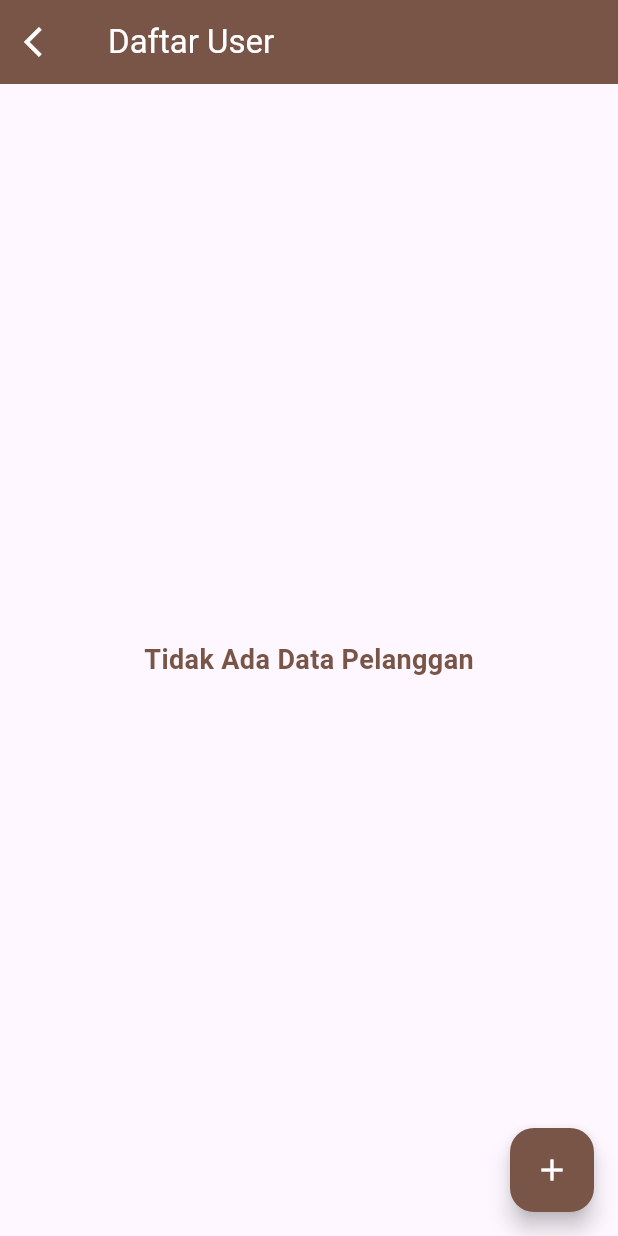
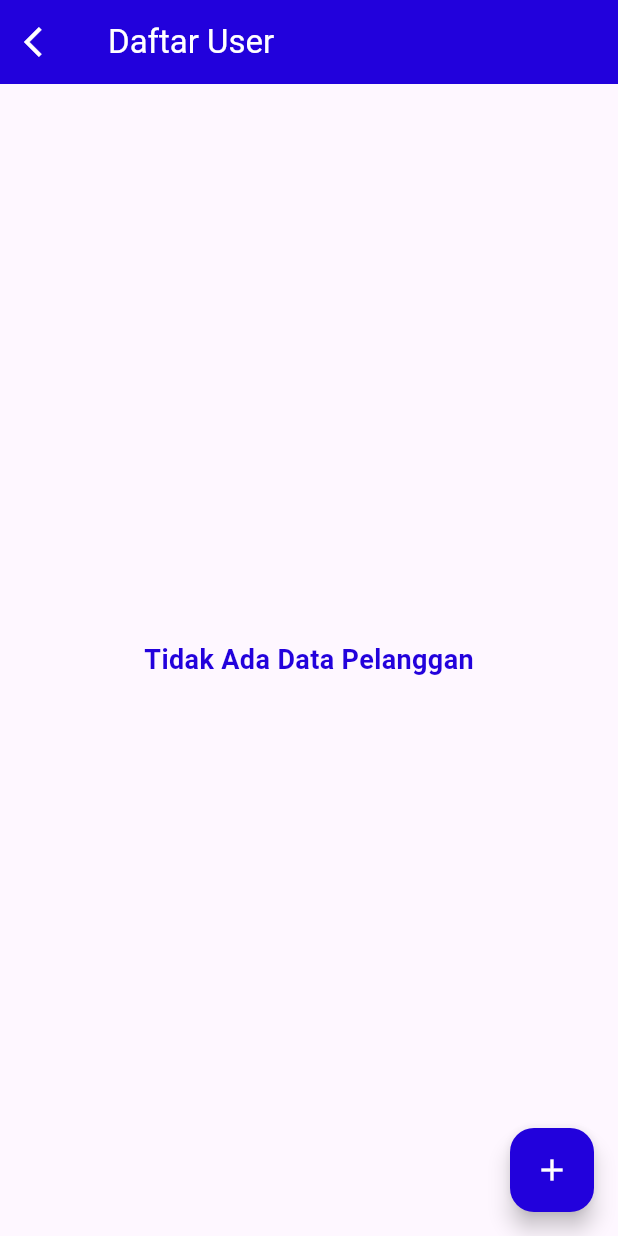
Before and after one commit to Suferdiferdi2007/ukk_2025, a Flutter app: the HomePage screen opened directly, in the side drawer, after a tap on "User", on a phone screen of 412 x 824 dp. Run offline on Flutter 3.47's test engine with Material 3 defaults, Android fonts, the phone set to English and light mode, and no system bars; our stand-ins replace printing, supabase_flutter; accounts and stored records are empty.

Commit message:
penjualan

```diff
--- a/lib/detail/index_detail.dart
+++ b/lib/detail/index_detail.dart
@@ -60,8 +60,8 @@ class _IndexDetailState extends State<IndexDetail> {
               controller: cariController,
               decoration: InputDecoration(
                 labelText: "Cari Detail...",
-                labelStyle: const TextStyle(color: Colors.brown),
-                prefixIcon: const Icon(Icons.search, color: Colors.brown),
+                labelStyle: const TextStyle(color: Color.fromARGB(255, 34, 1, 220)),
+                prefixIcon: const Icon(Icons.search, color: Color.fromARGB(255, 34, 1, 220)),
                 border: OutlineInputBorder(borderRadius: BorderRadius.circular(10)),
               ),
             ),
@@ -74,7 +74,7 @@ class _IndexDetailState extends State<IndexDetail> {
                       style: TextStyle(
                         fontSize: 18,
                         fontWeight: FontWeight.bold,
-                        color: Colors.brown,
+                        color: Color.fromARGB(255, 34, 1, 220),
                       ),
                     ),
                   )
@@ -84,7 +84,7 @@ class _IndexDetailState extends State<IndexDetail> {
                     itemBuilder: (context, index) {
                       final detail = filteredDetailList[index];
                       return Card(
-                        color: Colors.brown,
+                        color: Color.fromARGB(255, 34, 1, 220),
                         elevation: 2, // Mengurangi shadow agar lebih kecil
                         margin: const EdgeInsets.symmetric(vertical: 4), // Mengurangi jarak antar card
                         shape: RoundedRectangleBorder(borderRadius: BorderRadius.circular(8)), // Card lebih kecil
--- a/lib/home_page.dart
+++ b/lib/home_page.dart
@@ -33,7 +33,7 @@ class _HomePageState extends State<HomePage> {
   Widget build(BuildContext context) {
     return Scaffold(
       appBar: AppBar(
-        backgroundColor: Colors.brown.shade800,
+        backgroundColor: Color.fromARGB(230, 41, 3, 255),
         iconTheme: const IconThemeData(color: Colors.white),
         title: const Text(
           'Bubblelicious Cafe',
@@ -44,7 +44,7 @@ class _HomePageState extends State<HomePage> {
         child: Column(
           children: [
             DrawerHeader(
-              decoration: BoxDecoration(color: Colors.brown.shade800),
+              decoration: BoxDecoration(color: Color.fromARGB(255, 34, 1, 220)),
               child: ListTile(
                 leading: const Icon(Icons.arrow_back_ios, color: Colors.white),
                 title: const Text(
@@ -55,8 +55,8 @@ class _HomePageState extends State<HomePage> {
               ),
             ),
             ListTile(
-              leading: Icon(Icons.people, color: Colors.brown.shade800),
-              title: Text('User', style: TextStyle(color: Colors.brown.shade800)),
+              leading: Icon(Icons.people, color: Color.fromARGB(255, 34, 1, 220)),
+              title: Text('User', style: TextStyle(color: Color.fromARGB(255, 34, 1, 220))),
               onTap: () {
                 Navigator.push(
                   context,
@@ -65,8 +65,8 @@ class _HomePageState extends State<HomePage> {
               },
             ),
             ListTile(
-              leading: Icon(Icons.logout, color: Colors.brown.shade800),
-              title: Text('Logout', style: TextStyle(color: Colors.brown.shade800)),
+              leading: Icon(Icons.logout, color: Color.fromARGB(255, 34, 1, 220)),
+              title: Text('Logout', style: TextStyle(color: Color.fromARGB(255, 34, 1, 220))),
               onTap: () {
                 Navigator.pushAndRemoveUntil(
                   context,
@@ -87,7 +87,7 @@ class _HomePageState extends State<HomePage> {
         currentIndex: selectedIndex,
         onTap: onTabTapped,
         selectedItemColor: Colors.white,
-        backgroundColor: Colors.brown.shade800,
+        backgroundColor: Color.fromARGB(255, 34, 1, 220),
         unselectedItemColor: Colors.white70,
         items: const [
           BottomNavigationBarItem(icon: Icon(Icons.folder), label: 'Detail Penjualan'),
--- a/lib/pelanggan/index_pelanggan.dart
+++ b/lib/pelanggan/index_pelanggan.dart
@@ -83,8 +83,8 @@ class _IndexPelangganState extends State<IndexPelanggan> {
               controller: cari,
               decoration: InputDecoration(
                 labelText: "Cari Pelanggan...",
-                labelStyle: const TextStyle(color: Colors.brown),
-                prefixIcon: const Icon(Icons.search, color: Colors.brown),
+                labelStyle: const TextStyle(color: Color.fromARGB(255, 34, 1, 220)),
+                prefixIcon: const Icon(Icons.search, color: Color.fromARGB(255, 34, 1, 220)),
                 border:
                     OutlineInputBorder(borderRadius: BorderRadius.circular(10)),
               ),
@@ -98,7 +98,7 @@ class _IndexPelangganState extends State<IndexPelanggan> {
                       style: TextStyle(
                           fontSize: 18,
                           fontWeight: FontWeight.bold,
-                          color: Colors.brown),
+                          color: Color.fromARGB(255, 34, 1, 220)),
                     ),
                   )
                 : ListView.builder(
@@ -107,7 +107,7 @@ class _IndexPelangganState extends State<IndexPelanggan> {
                     itemBuilder: (context, index) {
                       final p = mencariPelanggan[index];
                       return Card(
-                        color: Colors.brown,
+                        color: Color.fromARGB(255, 34, 1, 220),
                         elevation: 4,
                         margin: const EdgeInsets.symmetric(vertical: 8),
                         shape: RoundedRectangleBorder(
@@ -135,7 +135,7 @@ class _IndexPelangganState extends State<IndexPelanggan> {
                             mainAxisSize: MainAxisSize.min,
                             children: [
                               IconButton(
-                                icon: const Icon(Icons.edit, color: Colors.blue),
+                                icon: const Icon(Icons.edit, color: Color.fromARGB(255, 18, 158, 0)),
                                 onPressed: () => Navigator.push(
                                   context,
                                   MaterialPageRoute(
@@ -160,7 +160,7 @@ class _IndexPelangganState extends State<IndexPelanggan> {
       floatingActionButton: FloatingActionButton(
         onPressed: () => Navigator.push(context,
             MaterialPageRoute(builder: (context) => const InsertPelanggan())),
-        backgroundColor: Colors.brown,
+        backgroundColor: Color.fromARGB(255, 34, 1, 220),
         child: const Icon(Icons.add, color: Colors.white),
       ),
     );
--- a/lib/penjualan/index_penjualan.dart
+++ b/lib/penjualan/index_penjualan.dart
@@ -92,9 +92,9 @@ class _IndexPenjualanState extends State<IndexPenjualan> {
               decoration: InputDecoration(
                 labelText: "Cari Penjualan...",
                 labelStyle:
-                    const TextStyle(color: Colors.brown),
+                    const TextStyle(color: Color.fromARGB(255, 34, 1, 220)),
                 prefixIcon: const Icon(Icons.search,
-                    color: Colors.brown),
+                    color: Color.fromARGB(255, 34, 1, 220)),
                 border:
                     OutlineInputBorder(borderRadius: BorderRadius.circular(10)),
               ),
@@ -108,7 +108,7 @@ class _IndexPenjualanState extends State<IndexPenjualan> {
                       style: TextStyle(
                           fontSize: 18,
                           fontWeight: FontWeight.bold,
-                          color: Colors.brown),
+                          color: Color.fromARGB(255, 34, 1, 220)),
                     ),
                   )
                 : ListView.builder(
@@ -120,7 +120,7 @@ class _IndexPenjualanState extends State<IndexPenjualan> {
                           pen['pelanggan']?['NamaPelanggan'] ?? 'Tidak tersedia';
 
                       return Card(
-                        color: Colors.brown,
+                        color: Color.fromARGB(255, 34, 1, 220),
                         elevation: 4,
                         margin: const EdgeInsets.symmetric(vertical: 8),
                         shape: RoundedRectangleBorder(
@@ -132,7 +132,7 @@ class _IndexPenjualanState extends State<IndexPenjualan> {
                               Checkbox(
                                 value: dipilihItem[index],
                                 activeColor: Colors.white,
-                                checkColor: Colors.brown,
+                                checkColor: Color.fromARGB(255, 34, 1, 220),
                                 side: const BorderSide(color: Colors.white, width: 2),
                                 onChanged: (bool? value) {
                                   setState(() {
@@ -200,7 +200,7 @@ class _IndexPenjualanState extends State<IndexPenjualan> {
                 },
                 child: const Text('Checkout',
                     style: TextStyle(
-                        fontSize: 18, color: Colors.brown)),
+                        fontSize: 18, color: Color.fromARGB(255, 34, 1, 220))),
               ),
             ),
         ],
--- a/lib/penjualan/struk.dart
+++ b/lib/penjualan/struk.dart
@@ -28,7 +28,7 @@ class Struk extends StatelessWidget {
           children: [
             pw.Center(
               child: pw.Text(
-                'Bubblelicious Cafe',
+                'Toko Alat Pancing',
                 style: pw.TextStyle(fontSize: 18, fontWeight: pw.FontWeight.bold),
               ),
             ),
@@ -98,7 +98,7 @@ class Struk extends StatelessWidget {
 
     await Printing.sharePdf(
       bytes: await pdf.save(),
-      filename: 'Bubblelicious Cafe.pdf',
+      filename: 'Toko Alat Pancing.pdf',
     );
   }
 
--- a/lib/produk/index_produk.dart
+++ b/lib/produk/index_produk.dart
@@ -84,8 +84,8 @@ class _IndexProdukState extends State<IndexProduk> {
               controller: cariController,
               decoration: InputDecoration(
                 labelText: "Cari Produk...",
-                labelStyle: const TextStyle(color: Colors.brown),
-                prefixIcon: const Icon(Icons.search, color: Colors.brown),
+                labelStyle: const TextStyle(color: Color.fromARGB(255, 34, 1, 220)),
+                prefixIcon: const Icon(Icons.search, color: Color.fromARGB(255, 34, 1, 220)),
                 border: OutlineInputBorder(borderRadius: BorderRadius.circular(10)),
               ),
             ),
@@ -95,7 +95,7 @@ class _IndexProdukState extends State<IndexProduk> {
                 ? const Center(
                     child: Text(
                       'Tidak Ada Data Produk',
-                      style: TextStyle(fontSize: 18, fontWeight: FontWeight.bold, color: Colors.brown),
+                      style: TextStyle(fontSize: 18, fontWeight: FontWeight.bold, color: Color.fromARGB(255, 34, 1, 220)),
                     ),
                   )
                 : ListView.builder(
@@ -106,7 +106,7 @@ class _IndexProdukState extends State<IndexProduk> {
                       return GestureDetector(
                         onTap: () => Navigator.push(context, MaterialPageRoute(builder: (context) => Order(produk: p))),
                         child: Card(
-                          color: Colors.brown,
+                          color: Color.fromARGB(255, 34, 1, 220),
                           elevation: 4,
                           margin: const EdgeInsets.symmetric(vertical: 8),
                           shape: RoundedRectangleBorder(borderRadius: BorderRadius.circular(12)),
@@ -126,7 +126,7 @@ class _IndexProdukState extends State<IndexProduk> {
                               mainAxisSize: MainAxisSize.min,
                               children: [
                                 IconButton(
-                                  icon: const Icon(Icons.edit, color: Colors.blue),
+                                  icon: const Icon(Icons.edit, color: Color.fromARGB(255, 18, 158, 0)),
                                   onPressed: () => Navigator.push(context, MaterialPageRoute(builder: (context) => UpdateProduk(ProdukID: p['ProdukID'] ?? 0))),
                                 ),
                                 IconButton(
@@ -145,7 +145,7 @@ class _IndexProdukState extends State<IndexProduk> {
       ),
       floatingActionButton: FloatingActionButton(
         onPressed: () => Navigator.push(context, MaterialPageRoute(builder: (context) => const InsertProduk())),
-        backgroundColor: Colors.brown,
+        backgroundColor: Color.fromARGB(255, 34, 1, 220),
         child: const Icon(Icons.add, color: Colors.white),
       ),
     );
--- a/lib/user/index_user.dart
+++ b/lib/user/index_user.dart
@@ -62,7 +62,7 @@ class _IndexUserState extends State<IndexUser> {
   Widget build(BuildContext context) {
     return Scaffold(
       appBar: AppBar(
-        backgroundColor: Colors.brown,
+        backgroundColor: Color.fromARGB(255, 34, 1, 220),
         title: const Text("Daftar User", style: TextStyle(color: Colors.white)),
         leading: IconButton(
           icon: const Icon(Icons.arrow_back_ios, color: Colors.white),
@@ -79,7 +79,7 @@ class _IndexUserState extends State<IndexUser> {
                       style: TextStyle(
                           fontSize: 18,
                           fontWeight: FontWeight.bold,
-                          color: Colors.brown),
+                          color: Color.fromARGB(255, 34, 1, 220)),
                     ),
                   )
                 : ListView.builder(
@@ -88,7 +88,7 @@ class _IndexUserState extends State<IndexUser> {
                     itemBuilder: (context, index) {
                       final p = user[index];
                       return Card(
-                        color: Colors.brown,
+                        color: Color.fromARGB(255, 34, 1, 220),
                         elevation: 4,
                         margin: const EdgeInsets.symmetric(vertical: 8),
                         shape: RoundedRectangleBorder(
@@ -115,7 +115,7 @@ class _IndexUserState extends State<IndexUser> {
                               IconButton(
                                 icon: const Icon(
                                   Icons.edit,
-                                  color: Colors.blue,
+                                  color: Color.fromARGB(255, 18, 158, 0),
                                   shadows: [
                                     Shadow(
                                         color: Colors.white,
@@ -155,7 +155,7 @@ class _IndexUserState extends State<IndexUser> {
       floatingActionButton: FloatingActionButton(
         onPressed: () => Navigator.push(context,
             MaterialPageRoute(builder: (context) => const InsertUser())),
-        backgroundColor: Colors.brown,
+        backgroundColor: Color.fromARGB(255, 34, 1, 220),
         child: const Icon(Icons.add, color: Colors.white),
       ),
     );
```
Also changed, not shown: lib/main.dart (+25 -13 lines), lib/pelanggan/Insert_pelanggan.dart (+18 -18 lines), lib/pelanggan/update_pelanggan.dart (+4 -4 lines), lib/produk/insert_produk.dart (+6 -6 lines), lib/produk/order.dart (+10 -10 lines), lib/produk/update_produk.dart (+4 -4 lines), lib/user/insert_user.dart (+4 -4 lines), lib/user/update_user.dart (+6 -6 lines), pubspec.lock.
